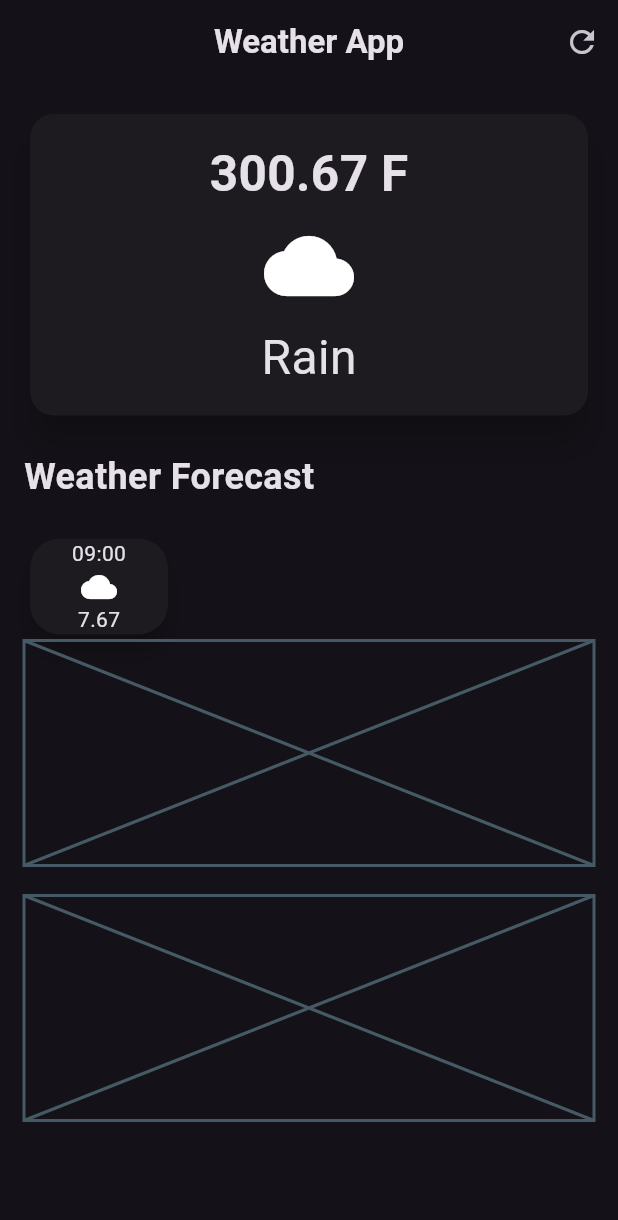
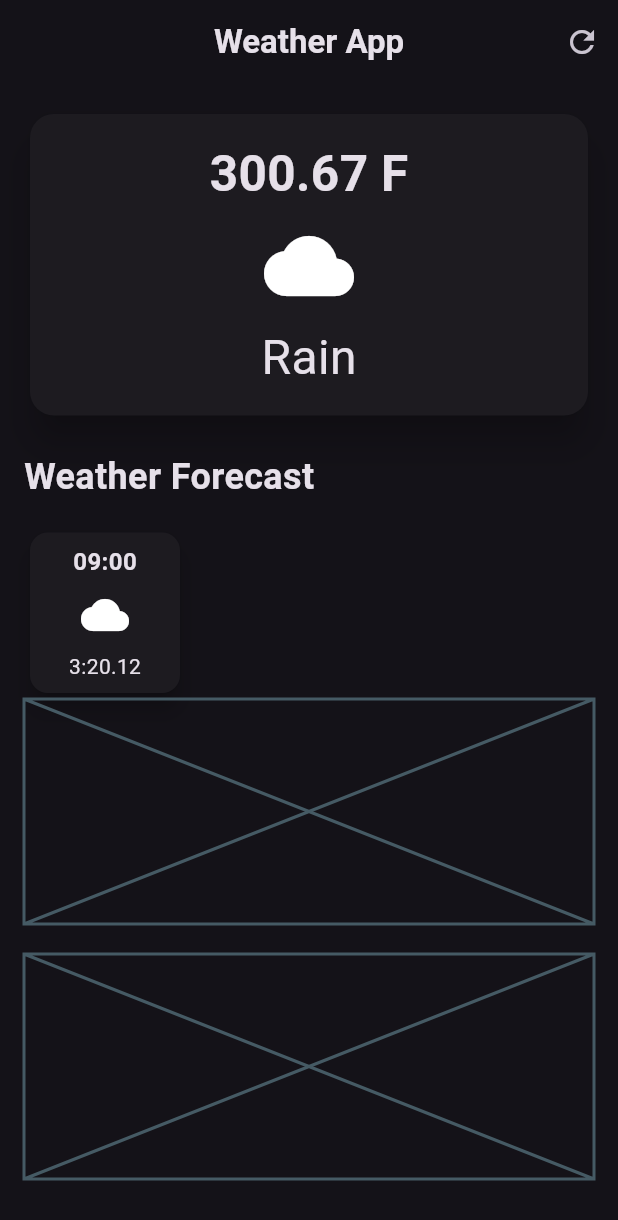
Before and after one commit to GreatGrant/Flutter-Weather-App, a Flutter app: the screen it shows after launch, on a phone screen of 412 x 824 dp. Shown: the top 1220 px of the screen. Run offline on Flutter 3.47's test engine with Material 3 defaults, Android fonts, the phone set to English and light mode, and no system bars.

Commit message:
add widget

```diff
--- a/lib/screens/pages/waether_screen.dart
+++ b/lib/screens/pages/waether_screen.dart
@@ -28,7 +28,7 @@ class HomePageState extends State<HomePage>{
         ],
       ),
       body:  Padding(
-        padding: EdgeInsets.all(16.0),
+        padding: const EdgeInsets.all(16.0),
         child: Column(
           crossAxisAlignment: CrossAxisAlignment.start,
           children: [
@@ -72,26 +72,40 @@ class HomePageState extends State<HomePage>{
               fontWeight: FontWeight.bold,
             ),
             ),
-            const SizedBox(height:  20),
+            const SizedBox(height:  16),
             Row(
-              mainAxisAlignment: MainAxisAlignment.start,
               children: [
-                SizedBox(
-                  width: 100,
-                  child: Card(
-                    elevation: 6,
-                    shape: RoundedRectangleBorder(
-                      borderRadius: BorderRadius.circular(20)
+                Card(
+                  elevation: 6,
+                    child: Container(
+                      width: 100,
+                      padding: const EdgeInsets.all(8),
+                      decoration: BoxDecoration(
+                        borderRadius: BorderRadius.circular(12),
+                      ),
+                      child: const Column(
+                        children: [
+                          Text(
+                            "09:00",
+                            style: TextStyle(
+                                fontSize: 16,
+                                fontWeight: FontWeight.bold
+                            ),
+                          ),
+                          SizedBox(height: 8),
+                          Icon(
+                            Icons.cloud,
+                            size: 32,
+                          ),
+                          SizedBox(height: 8),
+                          Text(
+                            "3:20.12",
+                          ),
+                        ],
+                      ),
                     ),
-                    child: const Column(
-                      children: [
-                        Text("09:00"),
-                        Icon(Icons.cloud),
-                        Text("7.67")
-                      ],
-                    ),
+
                   ),
-                )
               ],
             ),
             Placeholder(fallbackHeight: 150),
```
